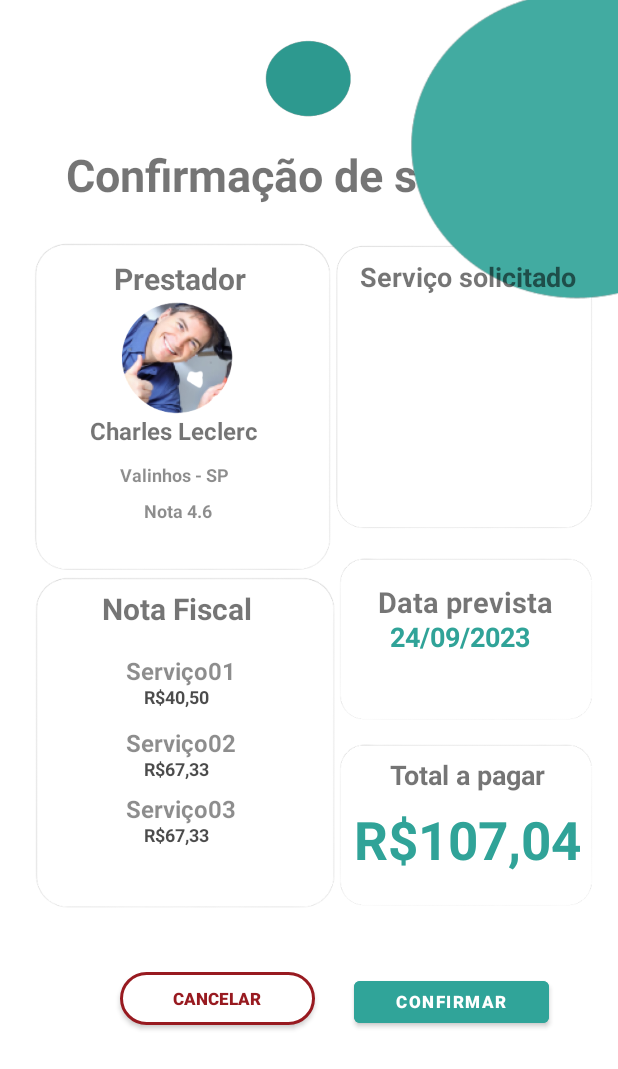
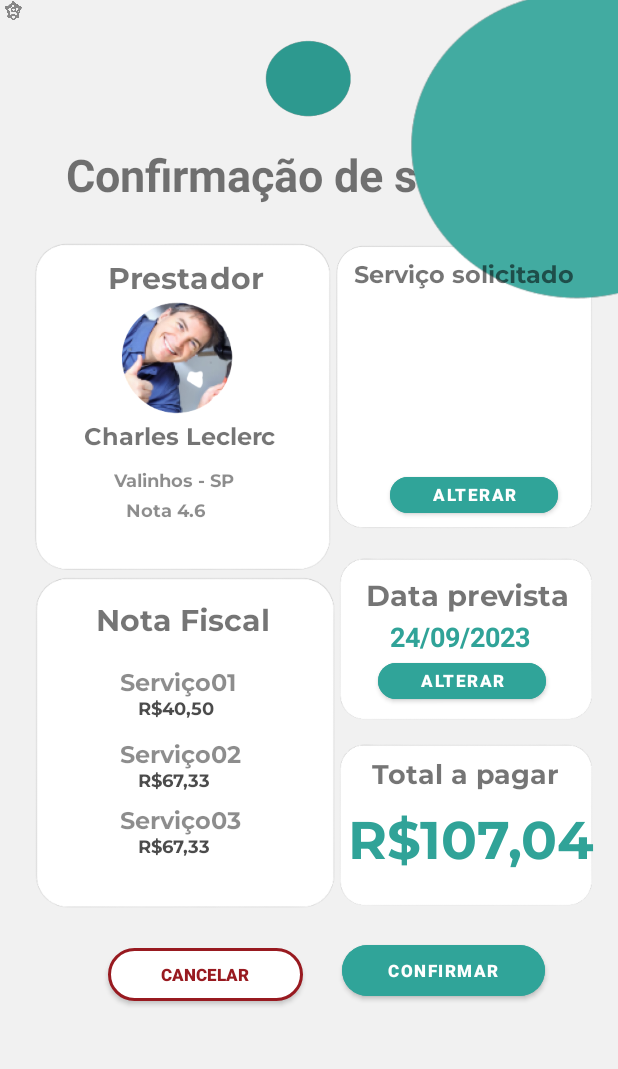
Before and after one commit to pp3-mastertask/mastertask-mobile, an Android app: the fragment ServiceConfirm shown on its own in the app's theme, on a phone screen of 412 x 824 dp. Shown: the top 1069 px of the screen. Run offline under Robolectric (Android 15) with nearby library versions, the phone set to English and light mode, and no system bars.

```diff
--- a/app/src/main/res/layout/fragment_service_confirm.xml
+++ b/app/src/main/res/layout/fragment_service_confirm.xml
@@ -4,6 +4,7 @@
     xmlns:tools="http://schemas.android.com/tools"
     android:layout_width="match_parent"
     android:layout_height="match_parent"
+    android:background="#F1F1F1"
     tools:context=".ServiceConfirm">
 
     <TextView
@@ -35,6 +36,20 @@
         app:layout_constraintStart_toStartOf="parent"
         app:layout_constraintTop_toTopOf="parent"
         app:srcCompat="@drawable/radiussquare" />
+
+    <Button
+        android:id="@+id/btnEditarPerfil"
+        android:layout_width="112dp"
+        android:layout_height="36dp"
+        android:layout_marginStart="260dp"
+        android:layout_marginTop="312dp"
+        android:backgroundTint="#30A499"
+        android:text="Alterar"
+        android:textSize="11dp"
+        android:textStyle="bold"
+        app:cornerRadius="20dp"
+        app:layout_constraintStart_toStartOf="parent"
+        app:layout_constraintTop_toTopOf="parent" />
 
     <ImageView
         android:id="@+id/imageView8"
@@ -86,27 +101,42 @@
         app:layout_constraintTop_toTopOf="parent"
         app:srcCompat="@drawable/smallball" />
 
-    <androidx.appcompat.widget.AppCompatButton
-        android:layout_width="130dp"
-        android:layout_height="35dp"
-        android:layout_marginStart="80dp"
-        android:layout_marginTop="648dp"
-        android:background="@drawable/background_button"
-        android:text="Cancelar"
-        android:textColor="@color/red_dark"
+    <Button
+        android:id="@+id/btnEditarPerfil3"
+        android:layout_width="112dp"
+        android:layout_height="36dp"
+        android:layout_marginStart="252dp"
+        android:layout_marginTop="436dp"
+        android:backgroundTint="#30A499"
+        android:text="Alterar"
         android:textSize="11dp"
         android:textStyle="bold"
+        app:cornerRadius="20dp"
         app:layout_constraintStart_toStartOf="parent"
         app:layout_constraintTop_toTopOf="parent" />
 
     <Button
-        android:id="@+id/btnEditarPerfil"
-        android:layout_width="130dp"
-        android:layout_height="40dp"
-        android:layout_marginStart="236dp"
-        android:layout_marginTop="648dp"
+        android:id="@+id/btnEditarPerfil2"
+        android:layout_width="135dp"
+        android:layout_height="46dp"
+        android:layout_marginStart="228dp"
+        android:layout_marginTop="624dp"
         android:backgroundTint="#30A499"
         android:text="Confirmar"
+        android:textSize="11dp"
+        android:textStyle="bold"
+        app:cornerRadius="20dp"
+        app:layout_constraintStart_toStartOf="parent"
+        app:layout_constraintTop_toTopOf="parent" />
+
+    <androidx.appcompat.widget.AppCompatButton
+        android:layout_width="130dp"
+        android:layout_height="35dp"
+        android:layout_marginStart="72dp"
+        android:layout_marginTop="632dp"
+        android:background="@drawable/background_button"
+        android:text="Cancelar"
+        android:textColor="@color/red_dark"
         android:textSize="11dp"
         android:textStyle="bold"
         app:layout_constraintStart_toStartOf="parent"
@@ -126,8 +156,9 @@
         android:id="@+id/textView2"
         android:layout_width="wrap_content"
         android:layout_height="wrap_content"
-        android:layout_marginStart="76dp"
+        android:layout_marginStart="72dp"
         android:layout_marginTop="172dp"
+        android:fontFamily="@font/montserrat_bold"
         android:text="Prestador"
         android:textSize="20sp"
         android:textStyle="bold"
@@ -138,10 +169,11 @@
         android:id="@+id/textView6"
         android:layout_width="wrap_content"
         android:layout_height="wrap_content"
-        android:layout_marginStart="240dp"
+        android:layout_marginStart="236dp"
         android:layout_marginTop="172dp"
+        android:fontFamily="@font/montserrat_bold"
         android:text="Serviço solicitado"
-        android:textSize="18sp"
+        android:textSize="16dp"
         android:textStyle="bold"
         app:layout_constraintStart_toStartOf="parent"
         app:layout_constraintTop_toTopOf="parent" />
@@ -150,8 +182,9 @@
         android:id="@+id/textView7"
         android:layout_width="wrap_content"
         android:layout_height="wrap_content"
-        android:layout_marginStart="252dp"
-        android:layout_marginTop="388dp"
+        android:layout_marginStart="244dp"
+        android:layout_marginTop="384dp"
+        android:fontFamily="@font/montserrat_bold"
         android:text="Data prevista"
         android:textSize="19dp"
         android:textStyle="bold"
@@ -162,22 +195,11 @@
         android:id="@+id/textView9"
         android:layout_width="wrap_content"
         android:layout_height="wrap_content"
-        android:layout_marginStart="260dp"
+        android:layout_marginStart="248dp"
         android:layout_marginTop="504dp"
+        android:fontFamily="@font/montserrat_bold"
         android:text="Total a pagar"
         android:textSize="18dp"
-        android:textStyle="bold"
-        app:layout_constraintStart_toStartOf="parent"
-        app:layout_constraintTop_toTopOf="parent" />
-
-    <TextView
-        android:id="@+id/textView8"
-        android:layout_width="wrap_content"
-        android:layout_height="wrap_content"
-        android:layout_marginStart="68dp"
-        android:layout_marginTop="392dp"
-        android:text="Nota Fiscal"
-        android:textSize="20dp"
         android:textStyle="bold"
         app:layout_constraintStart_toStartOf="parent"
         app:layout_constraintTop_toTopOf="parent" />
@@ -186,8 +208,9 @@
         android:id="@+id/textView17"
         android:layout_width="wrap_content"
         android:layout_height="wrap_content"
-        android:layout_marginStart="236dp"
+        android:layout_marginStart="232dp"
         android:layout_marginTop="536dp"
+        android:fontFamily="@font/montserrat_bold"
         android:text="R$107,04"
         android:textColor="#30A398"
         android:textSize="35dp"
@@ -209,11 +232,26 @@
         app:layout_constraintTop_toTopOf="parent" />
 
     <TextView
+        android:id="@+id/textView4"
+        android:layout_width="wrap_content"
+        android:layout_height="wrap_content"
+        android:layout_marginStart="76dp"
+        android:layout_marginTop="312dp"
+        android:fontFamily="@font/montserrat_bold"
+        android:text="Valinhos - SP"
+        android:textColor="#72000000"
+        android:textSize="12sp"
+        android:textStyle="bold"
+        app:layout_constraintStart_toStartOf="parent"
+        app:layout_constraintTop_toTopOf="parent" />
+
+    <TextView
         android:id="@+id/textView3"
         android:layout_width="wrap_content"
         android:layout_height="wrap_content"
-        android:layout_marginStart="60dp"
-        android:layout_marginTop="276dp"
+        android:layout_marginStart="56dp"
+        android:layout_marginTop="280dp"
+        android:fontFamily="@font/montserrat_bold"
         android:text="Charles Leclerc"
         android:textSize="16sp"
         android:textStyle="bold"
@@ -224,49 +262,11 @@
         android:id="@+id/textView5"
         android:layout_width="wrap_content"
         android:layout_height="wrap_content"
-        android:layout_marginStart="96dp"
+        android:layout_marginStart="84dp"
         android:layout_marginTop="332dp"
+        android:fontFamily="@font/montserrat_bold"
         android:text="Nota 4.6"
         android:textColor="#72000000"
-        android:textSize="12sp"
-        android:textStyle="bold"
-        app:layout_constraintStart_toStartOf="parent"
-        app:layout_constraintTop_toTopOf="parent" />
-
-    <TextView
-        android:id="@+id/textView4"
-        android:layout_width="wrap_content"
-        android:layout_height="wrap_content"
-        android:layout_marginStart="80dp"
-        android:layout_marginTop="308dp"
-        android:text="Valinhos - SP"
-        android:textColor="#72000000"
-        android:textSize="12sp"
-        android:textStyle="bold"
-        app:layout_constraintStart_toStartOf="parent"
-        app:layout_constraintTop_toTopOf="parent" />
-
-    <TextView
-        android:id="@+id/textView10"
-        android:layout_width="wrap_content"
-        android:layout_height="wrap_content"
-        android:layout_marginStart="84dp"
-        android:layout_marginTop="436dp"
-        android:text="Serviço01"
-        android:textColor="#72000000"
-        android:textSize="16sp"
-        android:textStyle="bold"
-        app:layout_constraintStart_toStartOf="parent"
-        app:layout_constraintTop_toTopOf="parent" />
-
-    <TextView
-        android:id="@+id/textView13"
-        android:layout_width="wrap_content"
-        android:layout_height="wrap_content"
-        android:layout_marginStart="96dp"
-        android:layout_marginTop="456dp"
-        android:text="R$40,50"
-        android:textColor="#B4000000"
         android:textSize="12sp"
         android:textStyle="bold"
         app:layout_constraintStart_toStartOf="parent"
@@ -276,8 +276,9 @@
         android:id="@+id/textView12"
         android:layout_width="wrap_content"
         android:layout_height="wrap_content"
-        android:layout_marginStart="84dp"
-        android:layout_marginTop="484dp"
+        android:layout_marginStart="80dp"
+        android:layout_marginTop="492dp"
+        android:fontFamily="@font/montserrat_bold"
         android:text="Serviço02"
         android:textColor="#72000000"
         android:textSize="16dp"
@@ -286,25 +287,40 @@
         app:layout_constraintTop_toTopOf="parent" />
 
     <TextView
-        android:id="@+id/textView15"
+        android:id="@+id/textView10"
         android:layout_width="wrap_content"
         android:layout_height="wrap_content"
-        android:layout_marginStart="84dp"
-        android:layout_marginTop="528dp"
-        android:text="Serviço03"
+        android:layout_marginStart="80dp"
+        android:layout_marginTop="444dp"
+        android:fontFamily="@font/montserrat_bold"
+        android:text="Serviço01"
         android:textColor="#72000000"
-        android:textSize="16dp"
+        android:textSize="16sp"
         android:textStyle="bold"
         app:layout_constraintStart_toStartOf="parent"
         app:layout_constraintTop_toTopOf="parent" />
 
     <TextView
-        android:id="@+id/textView14"
+        android:id="@+id/textView8"
         android:layout_width="wrap_content"
         android:layout_height="wrap_content"
-        android:layout_marginStart="96dp"
-        android:layout_marginTop="504dp"
-        android:text="R$67,33"
+        android:layout_marginStart="64dp"
+        android:layout_marginTop="400dp"
+        android:fontFamily="@font/montserrat_bold"
+        android:text="Nota Fiscal"
+        android:textSize="20dp"
+        android:textStyle="bold"
+        app:layout_constraintStart_toStartOf="parent"
+        app:layout_constraintTop_toTopOf="parent" />
+
+    <TextView
+        android:id="@+id/textView13"
+        android:layout_width="wrap_content"
+        android:layout_height="wrap_content"
+        android:layout_marginStart="92dp"
+        android:layout_marginTop="464dp"
+        android:fontFamily="@font/montserrat_bold"
+        android:text="R$40,50"
         android:textColor="#B4000000"
         android:textSize="12sp"
         android:textStyle="bold"
@@ -315,8 +331,9 @@
         android:id="@+id/textView16"
         android:layout_width="wrap_content"
         android:layout_height="wrap_content"
-        android:layout_marginStart="96dp"
-        android:layout_marginTop="548dp"
+        android:layout_marginStart="92dp"
+        android:layout_marginTop="556dp"
+        android:fontFamily="@font/montserrat_bold"
         android:text="R$67,33"
         android:textColor="#B4000000"
         android:textSize="12sp"
@@ -324,4 +341,48 @@
         app:layout_constraintStart_toStartOf="parent"
         app:layout_constraintTop_toTopOf="parent" />
 
+    <TextView
+        android:id="@+id/textView14"
+        android:layout_width="wrap_content"
+        android:layout_height="wrap_content"
+        android:layout_marginStart="92dp"
+        android:layout_marginTop="512dp"
+        android:fontFamily="@font/montserrat_bold"
+        android:text="R$67,33"
+        android:textColor="#B4000000"
+        android:textSize="12sp"
+        android:textStyle="bold"
+        app:layout_constraintStart_toStartOf="parent"
+        app:layout_constraintTop_toTopOf="parent" />
+
+    <TextView
+        android:id="@+id/textView15"
+        android:layout_width="wrap_content"
+        android:layout_height="wrap_content"
+        android:layout_marginStart="80dp"
+        android:layout_marginTop="536dp"
+        android:fontFamily="@font/montserrat_bold"
+        android:text="Serviço03"
+        android:textColor="#72000000"
+        android:textSize="16dp"
+        android:textStyle="bold"
+        app:layout_constraintStart_toStartOf="parent"
+        app:layout_constraintTop_toTopOf="parent" />
+
+    <ImageView
+        android:id="@+id/imageView"
+        android:layout_width="17dp"
+        android:layout_height="15dp"
+        android:src="@drawable/pinIcon"
+        tools:layout_editor_absoluteX="59dp"
+        tools:layout_editor_absoluteY="313dp" />
+
+    <ImageView
+        android:id="@+id/imageView4"
+        android:layout_width="17dp"
+        android:layout_height="14dp"
+        android:src="@drawable/starIcon"
+        tools:layout_editor_absoluteX="67dp"
+        tools:layout_editor_absoluteY="334dp" />
+
 </androidx.constraintlayout.widget.ConstraintLayout>
```
Also changed, not shown: app/src/main/res/drawable-nodpi/pinIcon.png (added), app/src/main/res/drawable-nodpi/starIcon.png (added).
